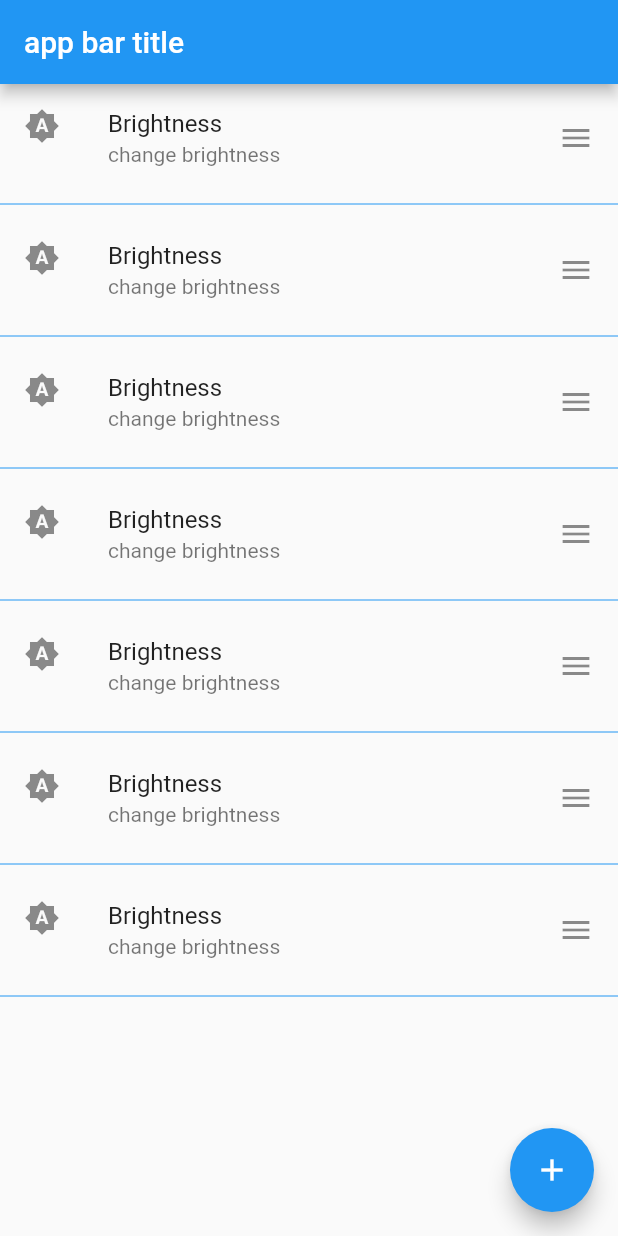
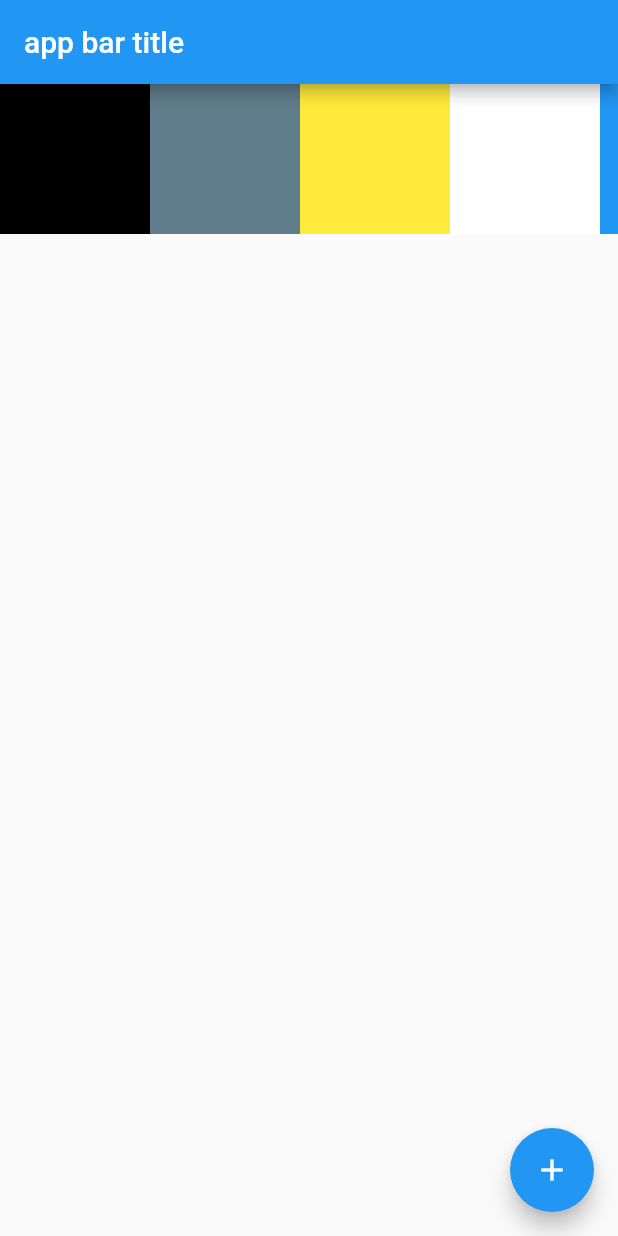
Before and after one commit to charindukavishan/learn_flutter, a Flutter app: the screen it shows after launch, on a phone screen of 412 x 824 dp. Run offline on Flutter 3.47's test engine with Material 2 defaults, Android fonts, the phone set to English and light mode, and no system bars; our stand-ins replace device_preview.

Commit message:
horizotal list

```diff
--- a/lib/screens/home_page.dart
+++ b/lib/screens/home_page.dart
@@ -29,62 +29,44 @@ class _HomePageState extends State<HomePage> {
       appBar: AppBar(
         title: Text(widget.title)
       ),
-      body: ListView(
-        children: [
-          //Divider(),
-          ListTile(
-            leading: Icon(Icons.brightness_auto),
-            title: Text('Brightness'),
-            subtitle:  Text('change brightness'),
-            trailing:  Icon(Icons.menu),
-            onTap: (){},
-          ),
-          Divider(),
-          ListTile(
-            leading: Icon(Icons.brightness_auto),
-            title: Text('Brightness'),
-            subtitle:  Text('change brightness'),
-            trailing:  Icon(Icons.menu),
-            onTap: (){},
-          ),
-          Divider(),
-          ListTile(
-            leading: Icon(Icons.brightness_auto),
-            title: Text('Brightness'),
-            subtitle:  Text('change brightness'),
-            trailing:  Icon(Icons.menu),
-            onTap: (){},
-          ),
-          Divider(),ListTile(
-            leading: Icon(Icons.brightness_auto),
-            title: Text('Brightness'),
-            subtitle:  Text('change brightness'),
-            trailing:  Icon(Icons.menu),
-            onTap: (){},
-          ),
-          Divider(),ListTile(
-            leading: Icon(Icons.brightness_auto),
-            title: Text('Brightness'),
-            subtitle:  Text('change brightness'),
-            trailing:  Icon(Icons.menu),
-            onTap: (){},
-          ),
-          Divider(),ListTile(
-            leading: Icon(Icons.brightness_auto),
-            title: Text('Brightness'),
-            subtitle:  Text('change brightness'),
-            trailing:  Icon(Icons.menu),
-            onTap: (){},
-          ),
-          Divider(),ListTile(
-            leading: Icon(Icons.brightness_auto),
-            title: Text('Brightness'),
-            subtitle:  Text('change brightness'),
-            trailing:  Icon(Icons.menu),
-            onTap: (){},
-          ),
-          Divider(),
-        ],
+      body: Container(
+          height: 100,
+          child: ListView(
+          scrollDirection: Axis.horizontal,
+          children: [
+            //Divider(),
+            Container(
+              width: 100,
+              height: 100,
+              color: Colors.black,
+            ),
+            Container(
+              width: 100,
+              height: 100,
+              color: Colors.blueGrey,
+            ),Container(
+              width: 100,
+              height: 100,
+              color: Colors.yellow,
+            ),Container(
+              width: 100,
+              height: 100,
+              color: Colors.white,
+            ),Container(
+              width: 100,
+              height: 100,
+              color: Colors.blue,
+            ),Container(
+              width: 100,
+              height: 100,
+              color: Colors.teal,
+            ),Container(
+              width: 100,
+              height: 100,
+              color: Colors.cyanAccent,
+            ),
+          ],
+        ),
       ),
       floatingActionButton: FloatingActionButton(
         child: Icon(Icons.add),
```
